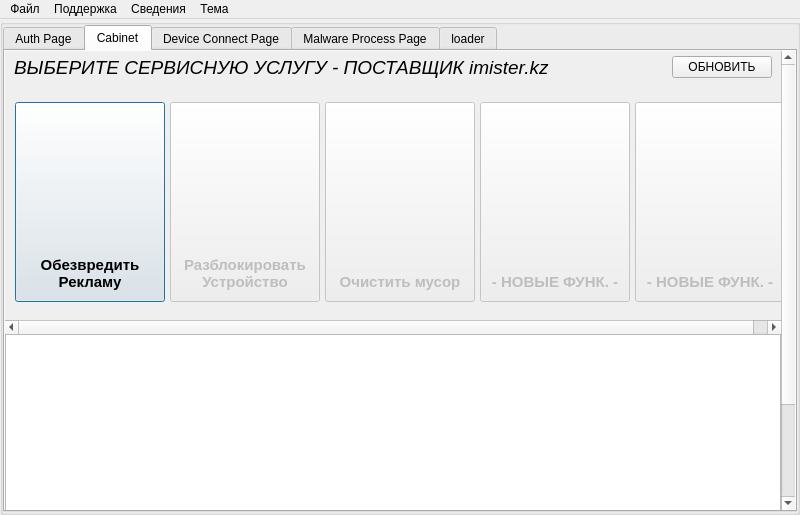
The window that ui/mainwindow.ui (badcast/adskiller) describes before a commit, drawn with Qt 5.
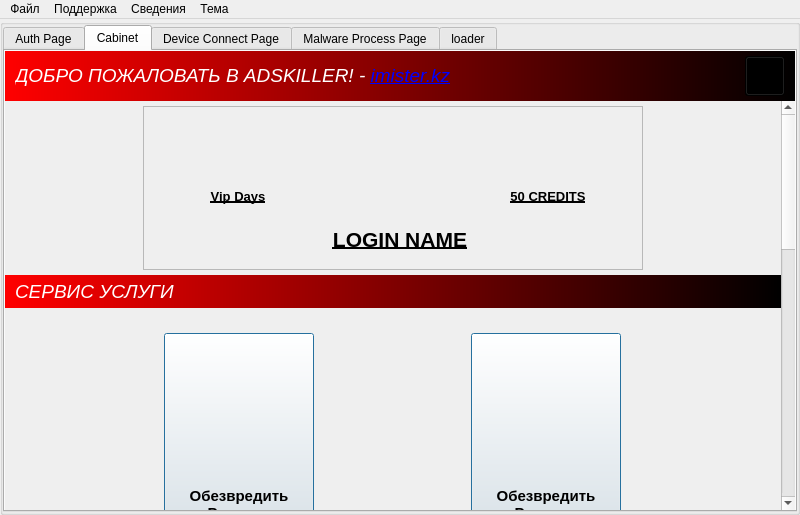
The same window after the commit. Icons and pictures are not drawn.

What changed in the file:
```diff
--- a/ui/mainwindow.ui
+++ b/ui/mainwindow.ui
@@ -25,12 +25,6 @@
     <height>515</height>
    </size>
   </property>
-  <property name="maximumSize">
-   <size>
-    <width>800</width>
-    <height>515</height>
-   </size>
-  </property>
   <property name="windowTitle">
    <string>Ads Mobile Killer</string>
   </property>
@@ -55,9 +49,6 @@
     <property name="bottomMargin">
      <number>0</number>
     </property>
-    <property name="spacing">
-     <number>0</number>
-    </property>
     <item row="0" column="0">
      <widget class="QGroupBox" name="contentLayout">
       <property name="flat">
@@ -227,17 +218,23 @@
            <property name="spacing">
             <number>0</number>
            </property>
-           <item row="0" column="0">
+           <item row="1" column="0">
             <widget class="QScrollArea" name="scrollArea_3">
              <property name="frameShape">
               <enum>QFrame::Shape::NoFrame</enum>
              </property>
+             <property name="frameShadow">
+              <enum>QFrame::Shadow::Raised</enum>
+             </property>
              <property name="verticalScrollBarPolicy">
-              <enum>Qt::ScrollBarPolicy::ScrollBarAlwaysOn</enum>
+              <enum>Qt::ScrollBarPolicy::ScrollBarAsNeeded</enum>
              </property>
              <property name="horizontalScrollBarPolicy">
               <enum>Qt::ScrollBarPolicy::ScrollBarAlwaysOff</enum>
              </property>
+             <property name="sizeAdjustPolicy">
+              <enum>QAbstractScrollArea::SizeAdjustPolicy::AdjustToContents</enum>
+             </property>
              <property name="widgetResizable">
               <bool>true</bool>
              </property>
@@ -247,7 +244,7 @@
                 <x>0</x>
                 <y>0</y>
                 <width>776</width>
-                <height>586</height>
+                <height>1160</height>
                </rect>
               </property>
               <layout class="QVBoxLayout" name="verticalLayout">
@@ -267,21 +264,298 @@
                 <number>0</number>
                </property>
                <item>
-                <layout class="QHBoxLayout" name="horizontalLayout_2">
+                <layout class="QHBoxLayout" name="horizontalLayout" stretch="0">
+                 <property name="spacing">
+                  <number>0</number>
+                 </property>
                  <property name="leftMargin">
-                  <number>9</number>
+                  <number>5</number>
                  </property>
                  <property name="topMargin">
                   <number>5</number>
                  </property>
                  <property name="rightMargin">
-                  <number>9</number>
+                  <number>5</number>
                  </property>
                  <property name="bottomMargin">
                   <number>5</number>
                  </property>
                  <item>
-                  <widget class="QLabel" name="label_6">
+                  <widget class="QFrame" name="frame_7">
+                   <property name="minimumSize">
+                    <size>
+                     <width>500</width>
+                     <height>164</height>
+                    </size>
+                   </property>
+                   <property name="maximumSize">
+                    <size>
+                     <width>500</width>
+                     <height>900</height>
+                    </size>
+                   </property>
+                   <property name="frameShape">
+                    <enum>QFrame::Shape::StyledPanel</enum>
+                   </property>
+                   <property name="frameShadow">
+                    <enum>QFrame::Shadow::Raised</enum>
+                   </property>
+                   <widget class="QFrame" name="authedMainWin">
+                    <property name="geometry">
+                     <rect>
+                      <x>107</x>
+                      <y>10</y>
+                      <width>300</width>
+                      <height>150</height>
+                     </rect>
+                    </property>
+                    <property name="minimumSize">
+                     <size>
+                      <width>300</width>
+                      <height>150</height>
+                     </size>
+                    </property>
+                    <property name="maximumSize">
+                     <size>
+                      <width>300</width>
+                      <height>150</height>
+                     </size>
+                    </property>
+                    <property name="frameShape">
+                     <enum>QFrame::Shape::NoFrame</enum>
+                    </property>
+                    <property name="frameShadow">
+                     <enum>QFrame::Shadow::Raised</enum>
+                    </property>
+                    <layout class="QVBoxLayout" name="verticalLayout_3">
+                     <property name="spacing">
+                      <number>0</number>
+                     </property>
+                     <property name="leftMargin">
+                      <number>2</number>
+                     </property>
+                     <property name="topMargin">
+                      <number>2</number>
+                     </property>
+                     <property name="rightMargin">
+                      <number>2</number>
+                     </property>
+                     <property name="bottomMargin">
+                      <number>2</number>
+                     </property>
+                     <item>
+                      <widget class="QFrame" name="frame_3">
+                       <property name="styleSheet">
+                        <string notr="true">image: url(:/resources/icon-hello);</string>
+                       </property>
+                       <property name="frameShape">
+                        <enum>QFrame::Shape::NoFrame</enum>
+                       </property>
+                       <property name="frameShadow">
+                        <enum>QFrame::Shadow::Raised</enum>
+                       </property>
+                      </widget>
+                     </item>
+                     <item>
+                      <widget class="QLabel" name="labelLoginAuthed">
+                       <property name="maximumSize">
+                        <size>
+                         <width>16777215</width>
+                         <height>50</height>
+                        </size>
+                       </property>
+                       <property name="font">
+                        <font>
+                         <pointsize>16</pointsize>
+                         <bold>true</bold>
+                         <underline>true</underline>
+                        </font>
+                       </property>
+                       <property name="lineWidth">
+                        <number>0</number>
+                       </property>
+                       <property name="text">
+                        <string>LOGIN NAME</string>
+                       </property>
+                       <property name="alignment">
+                        <set>Qt::AlignmentFlag::AlignCenter</set>
+                       </property>
+                      </widget>
+                     </item>
+                    </layout>
+                   </widget>
+                   <widget class="QFrame" name="frame_5">
+                    <property name="geometry">
+                     <rect>
+                      <x>330</x>
+                      <y>50</y>
+                      <width>150</width>
+                      <height>80</height>
+                     </rect>
+                    </property>
+                    <property name="minimumSize">
+                     <size>
+                      <width>150</width>
+                      <height>80</height>
+                     </size>
+                    </property>
+                    <property name="maximumSize">
+                     <size>
+                      <width>50</width>
+                      <height>80</height>
+                     </size>
+                    </property>
+                    <property name="frameShape">
+                     <enum>QFrame::Shape::NoFrame</enum>
+                    </property>
+                    <property name="frameShadow">
+                     <enum>QFrame::Shadow::Raised</enum>
+                    </property>
+                    <layout class="QGridLayout" name="gridLayout_7">
+                     <property name="leftMargin">
+                      <number>2</number>
+                     </property>
+                     <property name="topMargin">
+                      <number>2</number>
+                     </property>
+                     <property name="rightMargin">
+                      <number>2</number>
+                     </property>
+                     <property name="bottomMargin">
+                      <number>2</number>
+                     </property>
+                     <item row="2" column="0">
+                      <widget class="QLabel" name="labelCredits">
+                       <property name="maximumSize">
+                        <size>
+                         <width>16777215</width>
+                         <height>50</height>
+                        </size>
+                       </property>
+                       <property name="font">
+                        <font>
+                         <pointsize>10</pointsize>
+                         <bold>true</bold>
+                         <underline>true</underline>
+                        </font>
+                       </property>
+                       <property name="lineWidth">
+                        <number>0</number>
+                       </property>
+                       <property name="text">
+                        <string>50 CREDITS</string>
+                       </property>
+                       <property name="alignment">
+                        <set>Qt::AlignmentFlag::AlignCenter</set>
+                       </property>
+                      </widget>
+                     </item>
+                    </layout>
+                   </widget>
+                   <widget class="QFrame" name="frame_6">
+                    <property name="geometry">
+                     <rect>
+                      <x>20</x>
+                      <y>50</y>
+                      <width>150</width>
+                      <height>80</height>
+                     </rect>
+                    </property>
+                    <property name="minimumSize">
+                     <size>
+                      <width>150</width>
+                      <height>80</height>
+                     </size>
+                    </property>
+                    <property name="maximumSize">
+                     <size>
+                      <width>50</width>
+                      <height>80</height>
+                     </size>
+                    </property>
+                    <property name="frameShape">
+                     <enum>QFrame::Shape::NoFrame</enum>
+                    </property>
+                    <property name="frameShadow">
+                     <enum>QFrame::Shadow::Raised</enum>
+                    </property>
+                    <layout class="QGridLayout" name="gridLayout_8">
+                     <property name="leftMargin">
+                      <number>2</number>
+                     </property>
+                     <property name="topMargin">
+                      <number>2</number>
+                     </property>
+                     <property name="rightMargin">
+                      <number>2</number>
+                     </property>
+                     <property name="bottomMargin">
+                      <number>2</number>
+                     </property>
+                     <item row="2" column="0">
+                      <widget class="QLabel" name="labelVipDays">
+                       <property name="maximumSize">
+                        <size>
+                         <width>16777215</width>
+                         <height>50</height>
+                        </size>
+                       </property>
+                       <property name="font">
+                        <font>
+                         <pointsize>10</pointsize>
+                         <bold>true</bold>
+                         <underline>true</underline>
+                        </font>
+                       </property>
+                       <property name="lineWidth">
+                        <number>0</number>
+                       </property>
+                       <property name="text">
+                        <string>Vip Days</string>
+                       </property>
+                       <property name="alignment">
+                        <set>Qt::AlignmentFlag::AlignCenter</set>
+                       </property>
+                      </widget>
+                     </item>
+                    </layout>
+                   </widget>
+                  </widget>
+                 </item>
+                </layout>
+               </item>
+               <item>
+                <widget class="QFrame" name="toplevel_up_2">
+                 <property name="maximumSize">
+                  <size>
+                   <width>16777215</width>
+                   <height>36</height>
+                  </size>
+                 </property>
+                 <property name="styleSheet">
+                  <string notr="true">background-color: qlineargradient(spread:reflect, x1:0, y1:0, x2:1, y2:0, stop:0 red, stop:1 black);</string>
+                 </property>
+                 <property name="frameShape">
+                  <enum>QFrame::Shape::NoFrame</enum>
+                 </property>
+                 <property name="frameShadow">
+                  <enum>QFrame::Shadow::Raised</enum>
+                 </property>
+                 <layout class="QHBoxLayout" name="toplevel_layout_auth_2">
+                  <property name="leftMargin">
+                   <number>10</number>
+                  </property>
+                  <property name="topMargin">
+                   <number>5</number>
+                  </property>
+                  <property name="rightMargin">
+                   <number>10</number>
+                  </property>
+                  <property name="bottomMargin">
+                   <number>5</number>
+                  </property>
+                  <item>
+                   <widget class="QLabel" name="label_7">
                    <property name="font">
                     <font>
                      <pointsize>14</pointsize>
@@ -289,28 +563,26 @@
                      <bold>false</bold>
                     </font>
                    </property>
-                   <property name="text">
-                    <string>ВЫБЕРИТЕ СЕРВИСНУЮ УСЛУГУ - ПОСТАВЩИК imister.kz</string>
-                   </property>
-                  </widget>
-                 </item>
-                 <item>
-                  <widget class="QPushButton" name="authpageUpdate">
-                   <property name="maximumSize">
-                    <size>
-                     <width>100</width>
-                     <height>16777215</height>
-                    </size>
-                   </property>
+                    <property name="styleSheet">
+                     <string notr="true">color: white;
+                                           background: transparent</string>
+                    </property>
                    <property name="text">
-                    <string>ОБНОВИТЬ</string>
+                     <string>СЕРВИС УСЛУГИ</string>
+                    </property>
+                    <property name="openExternalLinks">
+                     <bool>true</bool>
                    </property>
                   </widget>
                  </item>
                 </layout>
+                </widget>
                </item>
                <item>
                 <widget class="QScrollArea" name="scrollArea">
+                 <property name="enabled">
+                  <bool>true</bool>
+                 </property>
                  <property name="minimumSize">
                   <size>
                    <width>0</width>
@@ -323,41 +595,42 @@
                  <property name="frameShadow">
                   <enum>QFrame::Shadow::Plain</enum>
                  </property>
-                 <property name="verticalScrollBarPolicy">
+                 <property name="lineWidth">
+                  <number>1</number>
+                 </property>
+                 <property name="horizontalScrollBarPolicy">
                   <enum>Qt::ScrollBarPolicy::ScrollBarAlwaysOff</enum>
                  </property>
-                 <property name="sizeAdjustPolicy">
-                  <enum>QAbstractScrollArea::SizeAdjustPolicy::AdjustToContents</enum>
-                 </property>
                  <property name="widgetResizable">
-                  <bool>false</bool>
+                  <bool>true</bool>
                  </property>
-                 <property name="alignment">
-                  <set>Qt::AlignmentFlag::AlignLeading|Qt::AlignmentFlag::AlignLeft|Qt::AlignmentFlag::AlignVCenter</set>
-                 </property>
-                 <widget class="QWidget" name="scrollAreaWidgetContents">
+                 <widget class="QWidget" name="serviceContents">
                   <property name="geometry">
                    <rect>
                     <x>0</x>
                     <y>0</y>
-                    <width>790</width>
-                    <height>236</height>
+                    <width>776</width>
+                    <height>250</height>
                    </rect>
                   </property>
-                  <layout class="QGridLayout" name="gridLayout_3">
-                   <item row="0" column="0">
-                    <layout class="QHBoxLayout" name="horizontalLayout" stretch="0,0,0,0,0">
-                     <property name="spacing">
+                  <layout class="QGridLayout" name="gridLayout_3" rowstretch="0,0" columnstretch="0,0">
+                   <property name="leftMargin">
                       <number>5</number>
                      </property>
-                     <property name="sizeConstraint">
-                      <enum>QLayout::SizeConstraint::SetDefaultConstraint</enum>
+                   <property name="topMargin">
+                    <number>5</number>
                      </property>
                      <property name="rightMargin">
-                      <number>0</number>
-                     </property>
-                     <item>
-                      <widget class="QPushButton" name="button_RemoveADSMalware">
+                    <number>5</number>
+                   </property>
+                   <property name="bottomMargin">
+                    <number>5</number>
+                   </property>
+                   <property name="spacing">
+                    <number>3</number>
+                   </property>
+                   <item row="1" column="1">
+                    <widget class="QPushButton" name="button_RemoveADSMalware_19">
                        <property name="minimumSize">
                         <size>
                          <width>150</width>
@@ -399,11 +672,8 @@
                        </property>
                       </widget>
                      </item>
-                     <item>
-                      <widget class="QPushButton" name="button_RemoveFRP_2">
-                       <property name="enabled">
-                        <bool>false</bool>
-                       </property>
+                   <item row="1" column="0">
+                    <widget class="QPushButton" name="button_RemoveADSMalware_18">
                        <property name="minimumSize">
                         <size>
                          <width>150</width>
@@ -429,75 +699,17 @@
                         <string/>
                        </property>
                        <property name="styleSheet">
-                        <string notr="true">QPushButton {
+                      <string notr="true">
     padding: 10px;
 	text-align: bottom center;
 	image: url(:/resources/shield);
     image-position: top center; 
-}
-QPushButton:hover {
-	 image: url(:/resources/shield-hover);
-}
-QPushButton:disabled 
-{
-      	 image: url(:/resources/shield-close);
-}
 </string>
                        </property>
                        <property name="text">
-                        <string>Разблокировать
-Устройство</string>
-                       </property>
-                      </widget>
-                     </item>
-                     <item>
-                      <widget class="QPushButton" name="button_RemoveADSMalware_4">
-                       <property name="enabled">
-                        <bool>false</bool>
-                       </property>
-                       <property name="minimumSize">
-                        <size>
-                         <width>150</width>
-                         <height>200</height>
-                        </size>
-                       </property>
-                       <property name="maximumSize">
-                        <size>
-                         <width>150</width>
-                         <height>16777215</height>
-                        </size>
-                       </property>
-                       <property name="font">
-                        <font>
-                         <pointsize>11</pointsize>
-                         <bold>true</bold>
-                        </font>
-                       </property>
-                       <property name="cursor">
-                        <cursorShape>PointingHandCursor</cursorShape>
-                       </property>
-                       <property name="toolTip">
-                        <string/>
-                       </property>
-                       <property name="styleSheet">
-                        <string notr="true">QPushButton {
-    padding: 10px;
-	text-align: bottom center;
-	image: url(:/resources/shield);
-    image-position: top center; 
-}
-QPushButton:hover {
-	 image: url(:/resources/shield-hover);
-}
-QPushButton:disabled 
-{
-      	 image: url(:/resources/shield-close);
-}
-</string>
-                       </property>
-                       <property name="text">
-                        <string>Очистить мусор</string>
-                       </property>
+                      <string>Обезвредить
+Рекламу</string>
+                     </property>
                        <property name="default">
                         <bool>true</bool>
                        </property>
@@ -505,102 +717,6 @@
                         <bool>false</bool>
                        </property>
                       </widget>
-                     </item>
-                     <item>
-                      <widget class="QPushButton" name="button_RemoveFasd_2">
-                       <property name="enabled">
-                        <bool>false</bool>
-                       </property>
-                       <property name="minimumSize">
-                        <size>
-                         <width>150</width>
-                         <height>200</height>
-                        </size>
-                       </property>
-                       <property name="maximumSize">
-                        <size>
-                         <width>150</width>
-                         <height>16777215</height>
-                        </size>
-                       </property>
-                       <property name="font">
-                        <font>
-                         <pointsize>11</pointsize>
-                         <bold>true</bold>
-                        </font>
-                       </property>
-                       <property name="cursor">
-                        <cursorShape>PointingHandCursor</cursorShape>
-                       </property>
-                       <property name="toolTip">
-                        <string/>
-                       </property>
-                       <property name="styleSheet">
-                        <string notr="true">    padding: 10px;
-	text-align: bottom center;
-	image: url(:/resources/icon-hello);
-    image-position: top center; 
-</string>
-                       </property>
-                       <property name="text">
-                        <string>- НОВЫЕ ФУНК. -</string>
-                       </property>
-                       <property name="default">
-                        <bool>true</bool>
-                       </property>
-                       <property name="flat">
-                        <bool>false</bool>
-                       </property>
-                      </widget>
-                     </item>
-                     <item>
-                      <widget class="QPushButton" name="button_RemoveFasd">
-                       <property name="enabled">
-                        <bool>false</bool>
-                       </property>
-                       <property name="minimumSize">
-                        <size>
-                         <width>150</width>
-                         <height>200</height>
-                        </size>
-                       </property>
-                       <property name="maximumSize">
-                        <size>
-                         <width>150</width>
-                         <height>16777215</height>
-                        </size>
-                       </property>
-                       <property name="font">
-                        <font>
-                         <pointsize>11</pointsize>
-                         <bold>true</bold>
-                        </font>
-                       </property>
-                       <property name="cursor">
-                        <cursorShape>PointingHandCursor</cursorShape>
-                       </property>
-                       <property name="toolTip">
-                        <string/>
-                       </property>
-                       <property name="styleSheet">
-                        <string notr="true">    padding: 10px;
-	text-align: bottom center;
-	image: url(:/resources/icon-hello);
-    image-position: top center; 
-</string>
-                       </property>
-                       <property name="text">
-                        <string>- НОВЫЕ ФУНК. -</string>
-                       </property>
-                       <property name="default">
-                        <bool>true</bool>
-                       </property>
-                       <property name="flat">
-                        <bool>false</bool>
-                       </property>
-                      </widget>
-                     </item>
-                    </layout>
                    </item>
                   </layout>
                  </widget>
@@ -611,7 +727,7 @@
                  <property name="minimumSize">
                   <size>
                    <width>0</width>
-                   <height>300</height>
+                   <height>700</height>
                   </size>
                  </property>
                  <property name="autoScroll">
@@ -638,6 +754,82 @@
              </widget>
             </widget>
            </item>
+           <item row="0" column="0">
+            <widget class="QFrame" name="toplevel_up">
+             <property name="styleSheet">
+              <string notr="true">background-color: qlineargradient(spread:reflect, x1:0, y1:0, x2:1, y2:0, stop:0 red, stop:1 black);</string>
+             </property>
+             <property name="frameShape">
+              <enum>QFrame::Shape::NoFrame</enum>
+             </property>
+             <property name="frameShadow">
+              <enum>QFrame::Shadow::Raised</enum>
+             </property>
+             <layout class="QHBoxLayout" name="toplevel_layout_auth">
+              <property name="leftMargin">
+               <number>10</number>
+              </property>
+              <property name="topMargin">
+               <number>5</number>
+              </property>
+              <property name="rightMargin">
+               <number>10</number>
+              </property>
+              <property name="bottomMargin">
+               <number>5</number>
+              </property>
+              <item>
+               <widget class="QLabel" name="label_6">
+                <property name="font">
+                 <font>
+                  <pointsize>14</pointsize>
+                  <italic>true</italic>
+                  <bold>false</bold>
+                 </font>
+                </property>
+                <property name="styleSheet">
+                 <string notr="true">color: white;
+background: transparent</string>
+                </property>
+                <property name="text">
+                 <string>ДОБРО ПОЖАЛОВАТЬ В ADSKILLER! - &lt;a color=white href=&quot;https://imister.kz&quot;&gt;imister.kz&lt;/a&gt;</string>
+                </property>
+                <property name="openExternalLinks">
+                 <bool>true</bool>
+                </property>
+                <property name="buddy">
+                 <cstring>authpageUpdate</cstring>
+                </property>
+               </widget>
+              </item>
+              <item>
+               <widget class="QPushButton" name="authpageUpdate">
+                <property name="minimumSize">
+                 <size>
+                  <width>40</width>
+                  <height>40</height>
+                 </size>
+                </property>
+                <property name="maximumSize">
+                 <size>
+                  <width>40</width>
+                  <height>40</height>
+                 </size>
+                </property>
+                <property name="styleSheet">
+                 <string notr="true">background: inherit</string>
+                </property>
+                <property name="text">
+                 <string/>
+                </property>
+                <property name="icon">
+                 <iconset theme="QIcon::ThemeIcon::SystemReboot"/>
+                </property>
+               </widget>
+              </item>
+             </layout>
+            </widget>
+           </item>
           </layout>
          </widget>
          <widget class="QWidget" name="page_devices">
```
Left out of the diff: 225 changed lines with no effect on the pictures. Lines whose indentation alone changed are shown as unchanged.
